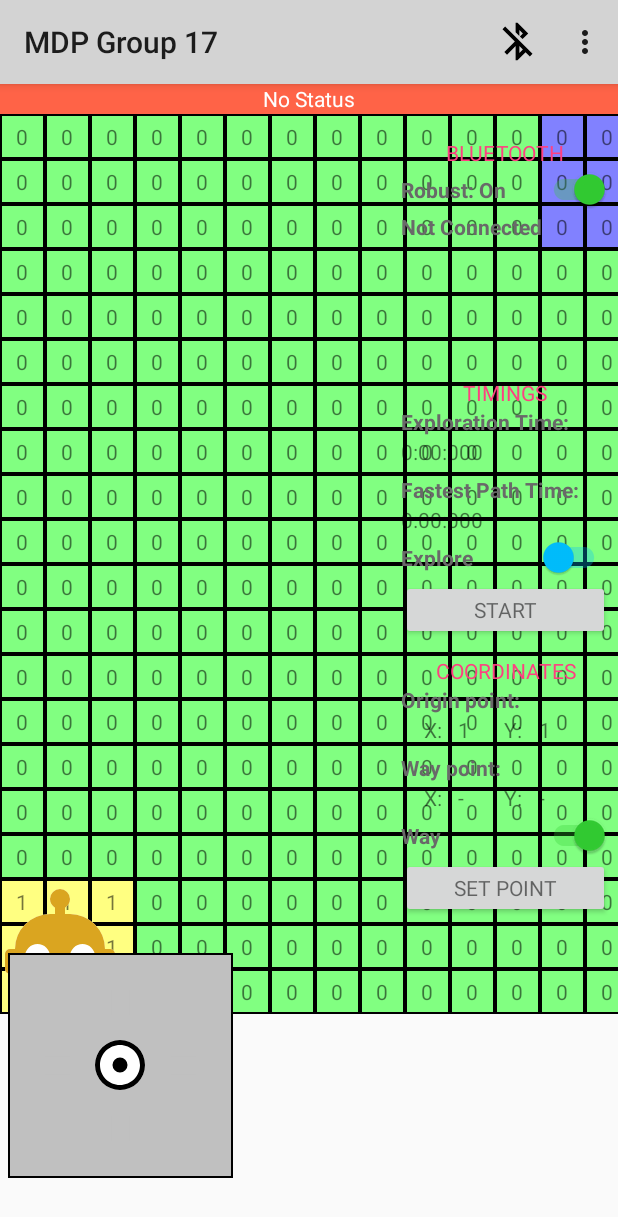
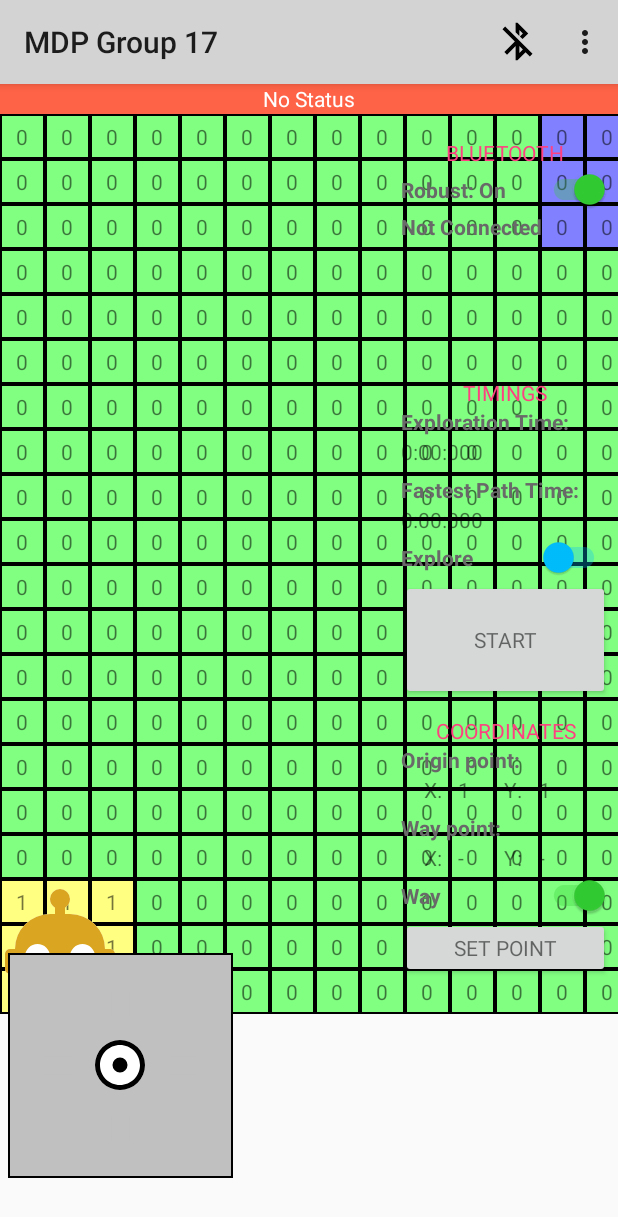
Before and after one commit to AUDR0012/Android_3004, an Android app: the screen it shows after launch (MainActivity), on a phone screen of 412 x 824 dp. Shown: the top 1217 px of the screen. Run offline under Robolectric (Android 15) with nearby library versions, the phone set to English and light mode, and no system bars.

Commit message:
start button

```diff
--- a/app/src/main/res/layout/activity_main.xml
+++ b/app/src/main/res/layout/activity_main.xml
@@ -146,7 +146,7 @@
 				android:id="@+id/time_btn_start"
 				style="@style/ButtonStyle1"
 				android:layout_width="match_parent"
-				android:layout_height="40dp"
+				android:layout_height="80dp"
 				android:text="@string/time_start" />
 
 		</LinearLayout>
```
